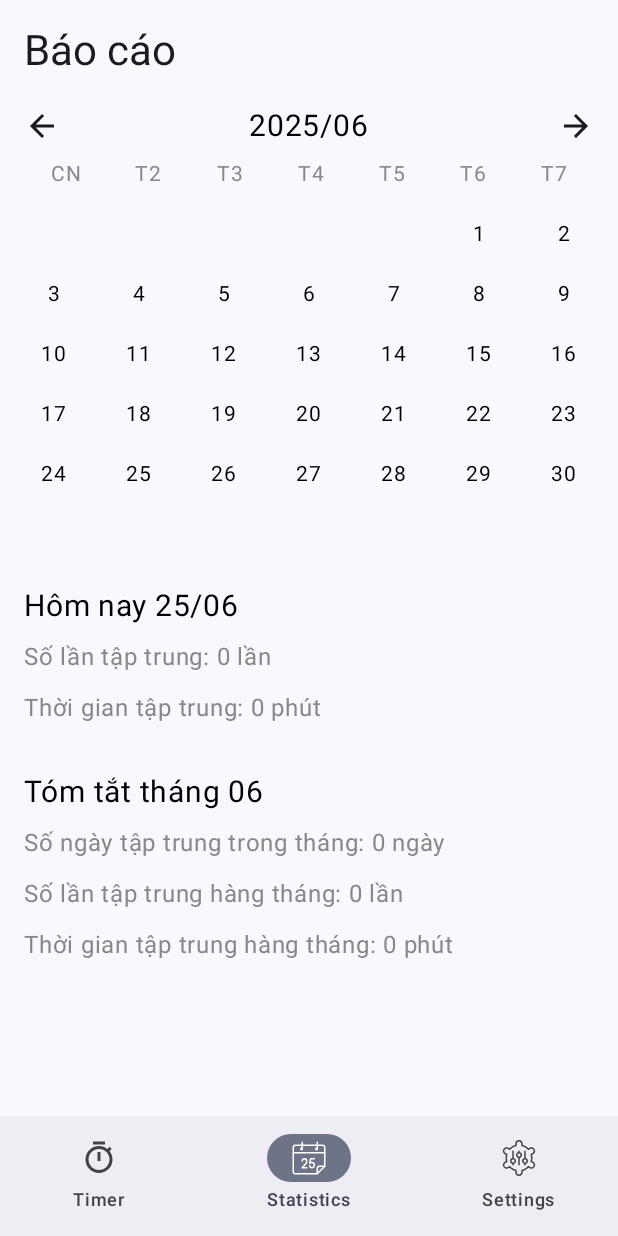
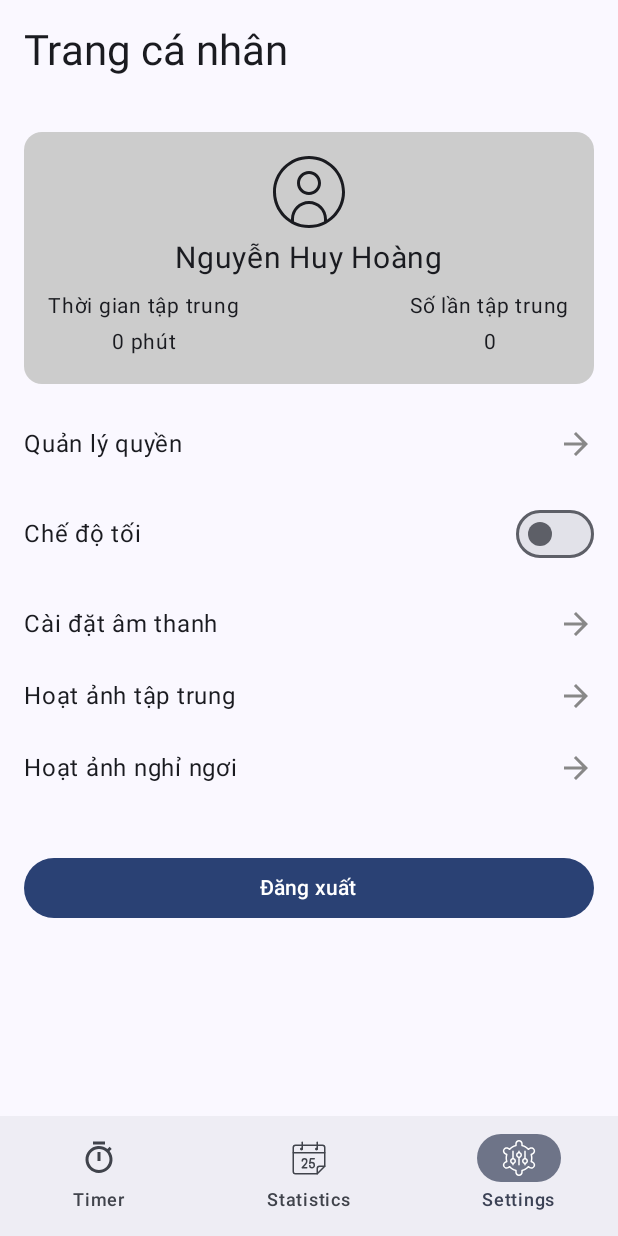
Before and after one commit to huyhoangg168/Promodo_App, an Android app built with Jetpack Compose: the ReportScreen screen opened through its navigation route, item 3 of the bottom bar chosen, on a phone screen of 412 x 824 dp. Run offline under Robolectric (Android 15) with nearby library versions, the phone set to English and light mode, and no system bars; our stand-ins replace Firebase (no records; nobody signed in at launch, a user with empty details on screens opened directly), accompanist; libraries missing offline, so code that uses them is left out: com.google.accompanist.navigation.

Commit message:
Cập nhật setting và hiệu chỉnh navigation

```diff
--- a/app/src/main/AndroidManifest.xml
+++ b/app/src/main/AndroidManifest.xml
@@ -3,6 +3,8 @@
     xmlns:tools="http://schemas.android.com/tools">
 
     <uses-permission android:name="android.permission.POST_NOTIFICATIONS" />
+    <uses-permission android:name="android.permission.INTERNET" />
+
 
     <application
         android:allowBackup="true"
--- a/app/src/main/java/com/example/promodoapp/MainActivity.kt
+++ b/app/src/main/java/com/example/promodoapp/MainActivity.kt
@@ -1,9 +1,11 @@
 package com.example.promodoapp
 
+import android.os.Build
 import android.os.Bundle
 import androidx.activity.ComponentActivity
 import androidx.activity.compose.setContent
 import androidx.activity.enableEdgeToEdge
+import androidx.annotation.RequiresApi
 import androidx.compose.foundation.layout.fillMaxSize
 import androidx.compose.foundation.layout.padding
 import androidx.compose.material3.Scaffold
@@ -11,17 +13,21 @@ import androidx.compose.material3.Text
 import androidx.compose.runtime.Composable
 import androidx.compose.ui.Modifier
 import androidx.compose.ui.tooling.preview.Preview
+import androidx.lifecycle.viewmodel.compose.viewModel
 import com.example.promodoapp.navigation.NavGraph
+import com.example.promodoapp.settings.viewmodel.SettingsViewModel
 import com.example.promodoapp.ui.theme.PromodoAppTheme
 import com.example.promodoapp.utils.SoundManager
 
 class MainActivity : ComponentActivity() {
+    @RequiresApi(Build.VERSION_CODES.O)
     override fun onCreate(savedInstanceState: Bundle?) {
         super.onCreate(savedInstanceState)
         SoundManager.init(applicationContext)
         enableEdgeToEdge()
         setContent {
-            PromodoAppTheme {
+            val settingsViewModel: SettingsViewModel = viewModel()
+            PromodoAppTheme (darkTheme = settingsViewModel.darkModeEnabled.value){
                 NavGraph()
             }
         }
--- a/app/src/main/java/com/example/promodoapp/login_register/ui/LoginScreen.kt
+++ b/app/src/main/java/com/example/promodoapp/login_register/ui/LoginScreen.kt
@@ -47,7 +47,6 @@ fun LoginScreen(
         verticalArrangement = Arrangement.Center
     ) {
         // Logo (Thay thế bằng Text tạm thời vì không có hình ảnh)
-        //GifLogo()
         Image(
             painter = painterResource(id = R.drawable.img_logo),
             contentDescription = "Logo",
--- a/app/src/main/java/com/example/promodoapp/login_register/ui/RegisterScreen.kt
+++ b/app/src/main/java/com/example/promodoapp/login_register/ui/RegisterScreen.kt
@@ -46,7 +46,6 @@ fun RegisterScreen(
         verticalArrangement = Arrangement.Center
     ) {
         // Logo
-//        GifLogo()
         Image(
             painter = painterResource(id = R.drawable.img_logo),
             contentDescription = "Logo",
--- a/app/src/main/java/com/example/promodoapp/navigation/NavGraph.kt
+++ b/app/src/main/java/com/example/promodoapp/navigation/NavGraph.kt
@@ -17,7 +17,8 @@ import androidx.compose.animation.core.tween
 import androidx.compose.runtime.remember
 import androidx.lifecycle.viewmodel.compose.viewModel
 import androidx.navigation.compose.composable
-import com.example.promodoapp.statistics.ui.ReportScreen
+import com.example.promodoapp.settings.ui.SettingsScreen
+import com.example.promodoapp.statisticsx.ui.ReportScreen
 import com.example.promodoapp.timer.viewmodel.MainScreenViewModel
 
 @SuppressLint("UnrememberedGetBackStackEntry")
@@ -79,6 +80,7 @@ fun NavGraph() {
             MainScreen(navController, viewModel = mainViewModel)
         }
         composable(Screen.Statistics.route){ ReportScreen(navController) }
+        composable(Screen.Settings.route){ SettingsScreen(navController) }
     }
 }
 
--- /dev/null
+++ b/app/src/main/java/com/example/promodoapp/settings/ui/SettingScreen.kt
@@ -0,0 +1,193 @@
+package com.example.promodoapp.settings.ui
+
+import android.annotation.SuppressLint
+import androidx.compose.foundation.clickable
+import androidx.compose.foundation.layout.*
+import androidx.compose.foundation.shape.RoundedCornerShape
+import androidx.compose.material.icons.Icons
+import androidx.compose.material.icons.filled.ArrowForward
+import androidx.compose.material3.*
+import androidx.compose.runtime.Composable
+import androidx.compose.runtime.getValue
+import androidx.compose.runtime.mutableStateOf
+import androidx.compose.runtime.remember
+import androidx.compose.runtime.setValue
+import androidx.compose.ui.Alignment
+import androidx.compose.ui.Modifier
+import androidx.compose.ui.graphics.Color
+import androidx.compose.ui.res.painterResource
+import androidx.compose.ui.tooling.preview.Preview
+import androidx.compose.ui.unit.dp
+import androidx.compose.ui.unit.sp
+import androidx.lifecycle.viewmodel.compose.viewModel
+import androidx.navigation.NavController
+import androidx.navigation.compose.rememberNavController
+import com.example.promodoapp.R
+import com.example.promodoapp.navigation.Screen
+import com.example.promodoapp.settings.viewmodel.SettingsViewModel
+import com.example.promodoapp.timer.ui.ShopDialog
+import com.example.promodoapp.timer.viewmodel.MainScreenViewModel
+import com.example.promodoapp.timer.viewmodel.ShopViewModel
+
+
+@SuppressLint("ViewModelConstructorInComposable")
+@OptIn(ExperimentalMaterial3Api::class)
+@Composable
+fun SettingsScreen(
+    navController: NavController,
+    viewModel: SettingsViewModel = viewModel(),
+    mainScreenViewModel: MainScreenViewModel = viewModel()
+) {
+
+    val shopViewModel = ShopViewModel(mainScreenViewModel)
+    var showShopDialog by remember { mutableStateOf(false) }
+
+    Scaffold(
+        bottomBar = {
+            NavigationBar {
+                NavigationBarItem(
+                    icon = { Icon(painterResource(id = R.drawable.ic_timer), contentDescription = "Timer") },
+                    label = { Text("Timer") },
+                    selected = false,
+                    onClick = { navController.popBackStack("main", inclusive = false) }
+                )
+                NavigationBarItem(
+                    icon = { Icon(painterResource(id = R.drawable.ic_calendar), contentDescription = "Statistics") },
+                    label = { Text("Statistics") },
+                    selected = false,
+                    onClick = { navController.navigate("statistics") }
+                )
+                NavigationBarItem(
+                    icon = { Icon(painterResource(id = R.drawable.ic_settings), contentDescription = "Settings") },
+                    label = { Text("Settings") },
+                    selected = true,
+                    onClick = { /* Đã ở màn Settings */ }
+                )
+            }
+        }
+    ) { innerPadding ->
+        Column(
+            modifier = Modifier
+                .fillMaxSize()
+                .padding(innerPadding)
+                .padding(16.dp),
+            horizontalAlignment = Alignment.Start
+        ) {
+            Text(
+                text = "Trang cá nhân",
+                style = MaterialTheme.typography.headlineMedium,
+                fontSize = 28.sp,
+                modifier = Modifier.padding(bottom = 20.dp)
+            )
+
+            Card(
+                modifier = Modifier
+                    .fillMaxWidth()
+                    .padding(vertical = 16.dp),
+                shape = RoundedCornerShape(12.dp),
+                colors = CardDefaults.cardColors(containerColor = Color.LightGray)
+            ) {
+                Column(
+                    modifier = Modifier.padding(16.dp),
+                    horizontalAlignment = Alignment.CenterHorizontally
+                ) {
+                    Icon(
+                        painter = painterResource(id = R.drawable.ic_user),
+                        contentDescription = "User Icon",
+                        modifier = Modifier.size(48.dp)
+                    )
+                    Text(
+                        text = "Nguyễn Huy Hoàng", // Có thể thay bằng userName từ ViewModel sau
+                        fontSize = 20.sp,
+                        modifier = Modifier.padding(top = 8.dp)
+                    )
+                    Row(
+                        modifier = Modifier
+                            .fillMaxWidth()
+                            .padding(top = 8.dp),
+                        horizontalArrangement = Arrangement.SpaceBetween
+                    ) {
+                        Column(horizontalAlignment = Alignment.CenterHorizontally) {
+                            Text(text = "Thời gian tập trung", fontSize = 14.sp)
+                            Text(text = "${viewModel.totalFocusTime.value} phút", fontSize = 14.sp)
+                        }
+                        Column(horizontalAlignment = Alignment.CenterHorizontally) {
+                            Text(text = "Số lần tập trung", fontSize = 14.sp)
+                            Text(text = "${viewModel.focusSessions.value}", fontSize = 14.sp)
+                        }
+                    }
+                }
+            }
+
+            SettingsItem(
+                title = "Quản lý quyền",
+                onClick = { /* Xử lý click */ }
+            )
+            SettingsItem(
+                title = "Chế độ tối",
+                switchState = viewModel.darkModeEnabled.value,
+                onSwitchChange = { viewModel.toggleDarkMode(it) }
+            )
+            SettingsItem(
+                title = "Cài đặt âm thanh",
+                onClick = { /* Xử lý click */ }
+            )
+            SettingsItem(
+                title = "Hoạt ảnh tập trung",
+                onClick = { showShopDialog = true }
+            )
+            SettingsItem(
+                title = "Hoạt ảnh nghỉ ngơi",
+                onClick = { /* Xử lý click */ }
+            )
+
+            Button(
+                onClick = { navController.navigate(Screen.Login.route) },
+                modifier = Modifier
+                    .fillMaxWidth()
+                    .padding(top = 32.dp)
+            ) {
+                Text("Đăng xuất")
+            }
+        }
+    }
+
+    // Hiển thị ShopDialog khi bấm vào "Hoạt ảnh tập trung"
+    if (showShopDialog) {
+        ShopDialog(
+            viewModel = shopViewModel,
+            onDismiss = { showShopDialog = false }
+        )
+    }
+}
+
+@Composable
+fun SettingsItem(
+    title: String,
+    onClick: () -> Unit = {},
+    switchState: Boolean? = null,
+    onSwitchChange: ((Boolean) -> Unit)? = null
+) {
+    Row(
+        modifier = Modifier
+            .fillMaxWidth()
+            .clickable(onClick = onClick)
+            .padding(vertical = 12.dp),
+        horizontalArrangement = Arrangement.SpaceBetween,
+        verticalAlignment = Alignment.CenterVertically
+    ) {
+        Text(text = title, fontSize = 16.sp)
+        if (switchState != null && onSwitchChange != null) {
+            Switch(
+                checked = switchState,
+                onCheckedChange = onSwitchChange
+            )
+        } else {
+            Icon(
+                imageVector = Icons.Default.ArrowForward,
+                contentDescription = "Next",
+                tint = Color.Gray
+            )
+        }
+    }
+}
--- /dev/null
+++ b/app/src/main/java/com/example/promodoapp/settings/viewmodel/SettingViewModel.kt
@@ -0,0 +1,61 @@
+package com.example.promodoapp.settings.viewmodel
+
+import android.util.Log
+import androidx.compose.runtime.MutableState
+import androidx.compose.runtime.mutableStateOf
+import androidx.lifecycle.ViewModel
+import androidx.lifecycle.viewModelScope
+import com.google.firebase.auth.FirebaseAuth
+import com.google.firebase.firestore.FirebaseFirestore
+import kotlinx.coroutines.launch
+import kotlinx.coroutines.tasks.await
+
+class SettingsViewModel : ViewModel() {
+    private val db = FirebaseFirestore.getInstance()
+    private val auth = FirebaseAuth.getInstance()
+
+    // Trạng thái thời gian tập trung (phút)
+    private val _totalFocusTime: MutableState<Long> = mutableStateOf(0L)
+    val totalFocusTime: MutableState<Long> = _totalFocusTime
+
+    // Trạng thái số lần tập trung
+    private val _focusSessions: MutableState<Int> = mutableStateOf(0)
+    val focusSessions: MutableState<Int> = _focusSessions
+
+    // Thêm trong SettingsViewModel.kt
+    private val _darkModeEnabled = mutableStateOf(false)
+    val darkModeEnabled: MutableState<Boolean> = _darkModeEnabled
+
+    init {
+        loadUserStats()
+    }
+
+    // Tải thống kê người dùng (tổng thời gian và số lần tập trung)
+    private fun loadUserStats() {
+        val currentUser = auth.currentUser
+        if (currentUser != null) {
+            viewModelScope.launch {
+                try {
+                    val sessions = db.collection("users").document(currentUser.uid)
+                        .collection("sessions_new")
+                        .whereEqualTo("completed", true)
+                        .get()
+                        .await()
+
+                    _focusSessions.value = sessions.size()
+                    _totalFocusTime.value = sessions.documents
+                        .mapNotNull { it.getLong("duration") }
+                        .sum()
+                    Log.d("SettingsViewModel", "Loaded stats: sessions=${_focusSessions.value}, time=${_totalFocusTime.value}")
+                } catch (e: Exception) {
+                    Log.e("SettingsViewModel", "Failed to load user stats: ${e.message}")
+                }
+            }
+        }
+    }
+
+    //Darkmode
+    fun toggleDarkMode(enabled: Boolean) {
+        _darkModeEnabled.value = enabled
+    }
+}
--- a/app/src/main/java/com/example/promodoapp/statistics/ui/ReportScreen.kt
+++ b/app/src/main/java/com/example/promodoapp/statistics/ui/ReportScreen.kt
@@ -1,4 +1,4 @@
-package com.example.promodoapp.statistics.ui
+package com.example.promodoapp.statisticsx.ui
 
 import android.os.Build
 import android.widget.Toast
@@ -73,7 +73,7 @@ fun ReportScreen(
                     label = { Text("Settings") },
                     selected = false,
                     onClick = {
-                        //Toast.makeText(context,"Coming soon", Toast.LENGTH_LONG).show()
+                       navController.navigate(Screen.Settings.route)
                     }
                 )
             }
--- a/app/src/main/java/com/example/promodoapp/statistics/viewmodel/ReportViewModel.kt
+++ b/app/src/main/java/com/example/promodoapp/statistics/viewmodel/ReportViewModel.kt
@@ -9,6 +9,7 @@ import com.google.firebase.firestore.FirebaseFirestore
 import kotlinx.coroutines.launch
 import java.text.SimpleDateFormat
 import java.util.*
+import kotlinx.coroutines.tasks.await
 
 class ReportViewModel : ViewModel() {
     private val db = FirebaseFirestore.getInstance()
@@ -73,37 +74,36 @@ class ReportViewModel : ViewModel() {
             val year = _selectedMonth.value.split("/")[0]
             val fullDate = "$date/$year"
 
-            db.collection("users").document(userId)
+            try {
+                val documents = db.collection("users").document(userId)
                     .collection("sessions_new")
                     .whereEqualTo("completed", true)
                     .whereEqualTo("date", fullDate)
                     .get()
-                .addOnSuccessListener { documents ->
-                    println("loadDailyStats: Found ${documents.size()} documents for date $fullDate")
-                    for (doc in documents) {
-                        println("Document: date=${doc.getString("date")}, duration=${doc.getLong("duration")}")
-                    }
+                    .await()
+
                 _focusSessions.value = documents.size()
-                    _totalTime.value = documents.mapNotNull { it.getLong("duration")?.times(60 * 1000) }.sum()
-                }
-                .addOnFailureListener { exception ->
+                _totalTime.value =
+                    documents.mapNotNull { it.getLong("duration")?.times(60 * 1000) }.sum()
+            } catch (exception: Exception) {
                 println("Error loading daily stats: ${exception.message}")
             }
         }
     }
 
-    // Tải dữ liệu thống kê hàng tháng
     private fun loadMonthlyStats() {
         viewModelScope.launch {
             val yearMonth = _selectedMonth.value.split("/")
             val year = yearMonth[0]
             val month = yearMonth[1]
 
-            db.collection("users").document(userId)
+            try {
+                val documents = db.collection("users").document(userId)
                     .collection("sessions_new")
                     .whereEqualTo("completed", true)
                     .get()
-                .addOnSuccessListener { documents ->
+                    .await()
+
                 val daysSet = mutableSetOf<String>()
                 var sessionsCount = 0
                 var totalDuration = 0L
@@ -121,26 +121,25 @@ class ReportViewModel : ViewModel() {
                 _monthlyFocusDays.value = daysSet.size
                 _monthlyFocusSessions.value = sessionsCount
                 _monthlyTotalTime.value = totalDuration
-                    println("loadMonthlyStats: days=${daysSet.size}, sessions=$sessionsCount, totalTime=$totalDuration")
-                }
-                .addOnFailureListener { exception ->
+            } catch (exception: Exception) {
                 println("Error loading monthly stats: ${exception.message}")
             }
         }
     }
 
-    // Tải danh sách ngày có phiên học
     private fun loadHighlightedDays() {
         viewModelScope.launch {
             val yearMonth = _selectedMonth.value.split("/")
             val year = yearMonth[0]
             val month = yearMonth[1]
 
-            db.collection("users").document(userId)
+            try {
+                val documents = db.collection("users").document(userId)
                     .collection("sessions_new")
                     .whereEqualTo("completed", true)
                     .get()
-                .addOnSuccessListener { documents ->
+                    .await()
+
                 val days = documents.mapNotNull { doc ->
                     val docDate = doc.getString("date") ?: return@mapNotNull null
                     val docYearMonth = docDate.split("/").let { "${it[2]}/${it[1]}" }
@@ -150,10 +149,9 @@ class ReportViewModel : ViewModel() {
                         null
                     }
                 }.distinct()
+
                 _highlightedDays.value = days
-                    println("loadHighlightedDays: days=$days")
-                }
-                .addOnFailureListener { exception ->
+            } catch (exception: Exception) {
                 println("Error loading highlighted days: ${exception.message}")
             }
         }
--- a/app/src/main/java/com/example/promodoapp/timer/ui/MainScreen.kt
+++ b/app/src/main/java/com/example/promodoapp/timer/ui/MainScreen.kt
@@ -182,7 +182,7 @@ fun MainScreen(
                     label = { Text("Settings") },
                     selected = false,
                     onClick = {
-                        Toast.makeText(context, "Coming soon", Toast.LENGTH_LONG).show()
+                        navController.navigate(Screen.Settings.route)
                     }
                 )
             }
@@ -208,7 +208,6 @@ fun MainScreen(
                     modifier = Modifier
                         .background(Color.LightGray, shape = RoundedCornerShape(50))
                         .padding(horizontal = 12.dp, vertical = 6.dp)
-                        .clickable { showShopDialog = true }
                 ) {
                     Row(
                         modifier = Modifier.align(Alignment.Center),
@@ -412,14 +411,6 @@ fun MainScreen(
                     }
                 }
             }
-            Button(
-                onClick = {
-                    viewModel.logout()
-                    navController.navigate(Screen.Login.route)
-                }
-            ) {
-                Text("Logout", fontSize = 16.sp)
-            }
         }
     }
 
@@ -471,14 +462,6 @@ fun MainScreen(
             }
         )
     }
-
-    // Hiển thị ShopDialog khi người dùng bấm vào khu vực số xu
-    if (showShopDialog) {
-        ShopDialog(
-            viewModel = shopViewModel,
-            onDismiss = { showShopDialog = false }
-        )
-    }
 }
 
 enum class TimerState {
--- a/app/src/main/java/com/example/promodoapp/timer/viewmodel/MainScreenViewModel.kt
+++ b/app/src/main/java/com/example/promodoapp/timer/viewmodel/MainScreenViewModel.kt
@@ -20,6 +20,7 @@ import kotlinx.coroutines.launch
 import java.text.SimpleDateFormat
 import java.util.Date
 import java.util.Locale
+import kotlin.random.Random
 
 class MainScreenViewModel : ViewModel() {
     private val authRepository = AuthRepository()
@@ -50,7 +51,7 @@ class MainScreenViewModel : ViewModel() {
     val isWorkPhase: MutableState<Boolean> = _isWorkPhase
 
     // Số xu
-    private val _coins: MutableState<Int> = mutableStateOf(100)
+    private val _coins: MutableState<Int> = mutableStateOf(0)
     val coins: MutableState<Int> = _coins
 
     // Trạng thái video hiện tại (study hoặc chill)
@@ -265,7 +266,7 @@ class MainScreenViewModel : ViewModel() {
 
     // Hàm thưởng xu
     private fun rewardCoins() {
-        _coins.value += 10 // Thưởng 10 xu mỗi chu kỳ
+        _coins.value += Random.nextInt(10,20)// Thưởng random xu mỗi chu kỳ
         Log.d("MainViewModel", "Rewarded 10 coins. Total coins: ${_coins.value}")
 
         // Cập nhật số xu lên Firestore
--- a/app/src/main/java/com/example/promodoapp/ui/theme/Theme.kt
+++ b/app/src/main/java/com/example/promodoapp/ui/theme/Theme.kt
@@ -1,51 +1,34 @@
 package com.example.promodoapp.ui.theme
 
-import android.app.Activity
 import android.os.Build
 import androidx.compose.foundation.isSystemInDarkTheme
-import androidx.compose.material3.MaterialTheme
-import androidx.compose.material3.darkColorScheme
-import androidx.compose.material3.dynamicDarkColorScheme
-import androidx.compose.material3.dynamicLightColorScheme
-import androidx.compose.material3.lightColorScheme
+import androidx.compose.material3.*
 import androidx.compose.runtime.Composable
 import androidx.compose.ui.graphics.Color
 import androidx.compose.ui.platform.LocalContext
 
 private val DarkColorScheme = darkColorScheme(
-    primary = Purple80,
-    secondary = PurpleGrey80,
-    tertiary = Pink80
+    primary = Color(0xFFBB86FC),
+    onPrimary = Color.Black,
+    background = Color(0xFF121212),
+    onBackground = Color.White,
+    secondary = Color(0xFF03DAC6),
+    onSecondary = Color.Black
 )
 
 private val LightColorScheme = lightColorScheme(
-    primary = Purple40,
-    secondary = PurpleGrey40,
-    tertiary = Pink40
-
-    /* Other default colors to override
-    background = Color(0xFFFFFBFE),
-    surface = Color(0xFFFFFBFE),
-    onPrimary = Color.White,
-    onSecondary = Color.White,
-    onTertiary = Color.White,
-    onBackground = Color(0xFF1C1B1F),
-    onSurface = Color(0xFF1C1B1F),
-    */
-)
-
-private val ColorScheme = lightColorScheme(
-    primary = Color(0xFF2196F3), // Màu xanh của nút SIGN IN
-    onPrimary = Color.White,     // Chữ trắng trên nút
-    background = Color.White,    // Nền trắng
-    onBackground = Color.Black,  // Chữ đen trên nền trắng
-    secondary = Color(0xFF4FC3F7), // Màu xanh nhạt cho liên kết SIGN UP NOW
+    primary = Color(0xFF00BBF9),      // Màu nút SIGN IN
+    onPrimary = Color.White,          // Chữ trắng trên nút
+    background = Color.White,         // Nền trắng
+    onBackground = Color.Black,       // Chữ đen
+    secondary = Color(0xFF00BBF9),    // Màu link SIGN UP
+    onSecondary = Color.Black,
+    tertiary = Color(0xFFBB86FC)
 )
 
 @Composable
 fun PromodoAppTheme(
     darkTheme: Boolean = isSystemInDarkTheme(),
-    // Dynamic color is available on Android 12+
     dynamicColor: Boolean = true,
     content: @Composable () -> Unit
 ) {
--- a/app/src/main/java/com/example/promodoapp/utils/SoundManager.kt
+++ b/app/src/main/java/com/example/promodoapp/utils/SoundManager.kt
@@ -10,7 +10,6 @@ object SoundManager {
     private lateinit var soundPool: SoundPool
     private var loaded = false
     private var coinSoundId = 0
-    private var notifySoundId = 0
 
     fun init(context: Context) {
         if (::soundPool.isInitialized) return // chỉ khởi tạo một lần duy nhất
```
Also changed, not shown: 698 other files. Lines whose indentation alone changed are shown as unchanged.
